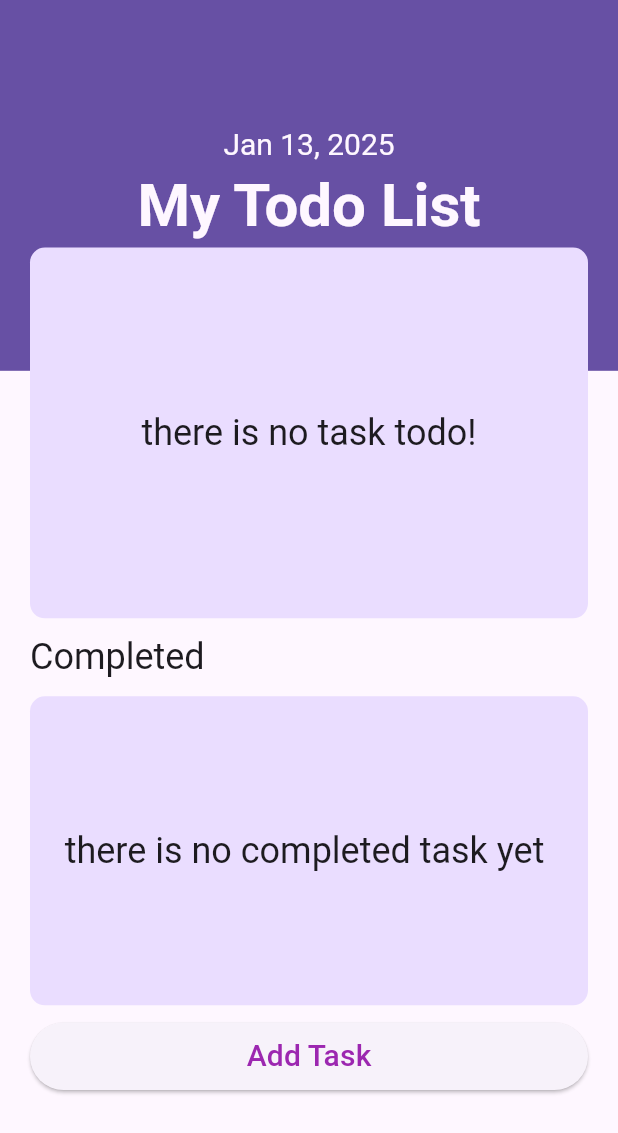
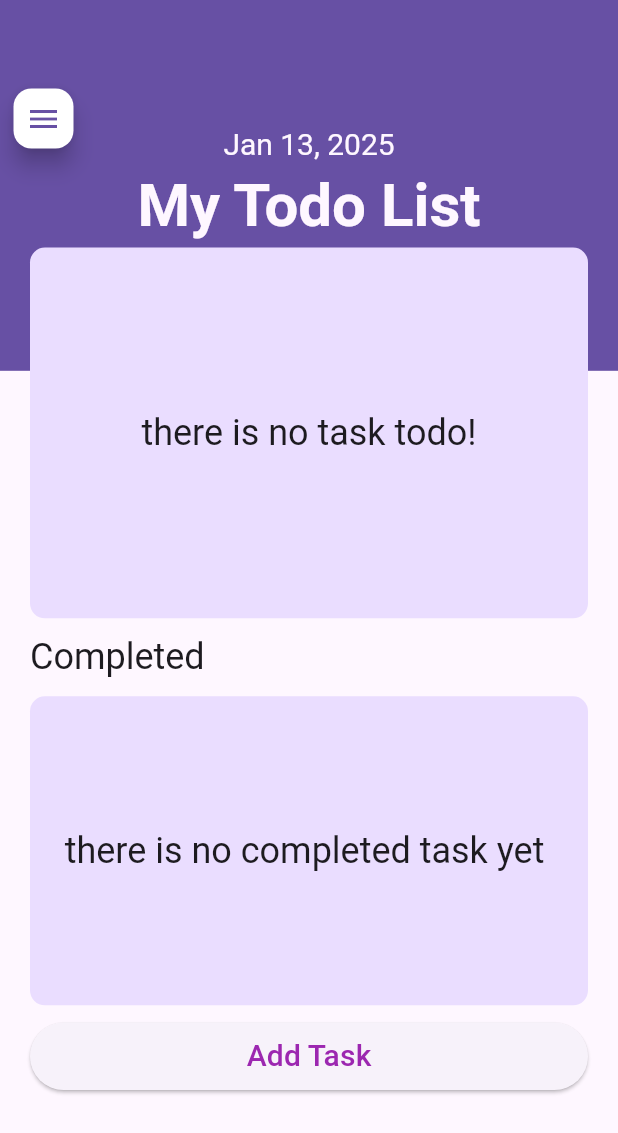
Before and after one commit to donsfak/Trackers_app, a Flutter app: the screen it shows after launch, on a phone screen of 412 x 824 dp. Shown: the top 1133 px of the screen. Run offline on Flutter 3.47's test engine with Material 3 defaults, Android fonts, the phone set to English and light mode, and no system bars; our stand-ins replace equatable, flex_color_scheme, flutter_heatmap_calendar, flutter_riverpod, font_awesome_flutter, go_router and 2 more; accounts and stored records are empty.

Commit message:
ajout btn menu

```diff
--- /dev/null
+++ b/lib/components/components.dart
@@ -0,0 +1 @@
+export "my_heatmap.dart";
--- a/lib/screens/home_screen.dart
+++ b/lib/screens/home_screen.dart
@@ -1,4 +1,4 @@
-// ignore_for_file: unused_local_variable
+// ignore_for_file: unused_local_variable, avoid_print
 
 import 'package:flutter/material.dart';
 import 'package:flutter_riverpod/flutter_riverpod.dart';
@@ -7,6 +7,7 @@ import 'package:intl/intl.dart';
 import 'package:trackers_app/config/routes/routes.dart';
 import 'package:trackers_app/data/data.dart';
 import 'package:trackers_app/providers/providers.dart';
+import 'package:trackers_app/widgets/showBottomSheet.dart';
 import 'package:trackers_app/utils/utils.dart';
 import 'package:trackers_app/widgets/widgets.dart';
 
@@ -24,6 +25,7 @@ class HomeScreen extends ConsumerWidget {
     final completedTasks = _completedTasks(taskState.tasks, ref);
     final incompletedTasks = _incompletedTasks(taskState.tasks, ref);
     final selectDate = ref.watch(dateProvider);
+
     return Scaffold(
       body: Stack(
         children: [
@@ -33,6 +35,26 @@ class HomeScreen extends ConsumerWidget {
                 height: deviceSize.height * 0.3,
                 width: deviceSize.width,
                 color: colors.primary,
+                child: Stack(
+                  children: [
+                    Positioned(
+                      top: 55,
+                      left: 05,
+                      child: FloatingActionButton(
+                        backgroundColor: Colors.white,
+                        onPressed: () {
+                          // Action du bouton flottant
+                          showCustomBottomSheet(context);
+                          print("Bouton flottant cliqué");
+                        },
+                        mini: true, // Réduit la taille du bouton
+                        child: Icon(
+                          Icons.menu, // Icône du bouton
+                          color: colors.primary,
+                        ),
+                      ),
+                    ),
+                    Center(
                       child: Column(
                         mainAxisAlignment: MainAxisAlignment.center,
                         children: [
@@ -53,6 +75,9 @@ class HomeScreen extends ConsumerWidget {
                     ),
                   ],
                 ),
+              ),
+            ],
+          ),
           Positioned(
             top: 145,
             right: 0,
@@ -67,38 +92,38 @@ class HomeScreen extends ConsumerWidget {
                     DisplayListOfTasks(
                       tasks: incompletedTasks,
                     ),
-                      SizedBox(height: 10),
+                    const SizedBox(height: 10),
                     Text(
                       'Completed',
                       style: context.textTheme.headlineSmall,
                     ),
-                      SizedBox(height: 10),
+                    const SizedBox(height: 10),
                     DisplayListOfTasks(
                       tasks: completedTasks,
                       isCompletedTasks: true,
                     ),
-                      SizedBox(height: 10),
+                    const SizedBox(height: 10),
                     ElevatedButton(
                       onPressed: () => context.push(RouteLocation.createTask),
                       child: const Padding(
                         padding: EdgeInsets.all(8.0),
                         child: Text(
                           'Add Task',
-                            style:
-                                TextStyle(fontSize: 20, color: Colors.purple),
+                          style: TextStyle(fontSize: 20, color: Colors.purple),
                         ),
                       ),
                     ),
                   ],
                 ),
               ),
-              ))
+            ),
+          ),
         ],
       ),
     );
   }
 
-//Lister toutes les tâches complétées
+  // Lister toutes les tâches complétées
   List<Task> _completedTasks(List<Task> tasks, WidgetRef ref) {
     final selectedDate = ref.watch(dateProvider);
     final List<Task> filteredTasks = [];
@@ -112,7 +137,7 @@ class HomeScreen extends ConsumerWidget {
     return filteredTasks;
   }
 
-//Lister toutes les tâches non terminées
+  // Lister toutes les tâches non terminées
   List<Task> _incompletedTasks(List<Task> tasks, WidgetRef ref) {
     final selectedDate = ref.watch(dateProvider);
     final List<Task> filteredTasks = [];
--- a/pubspec.yaml
+++ b/pubspec.yaml
@@ -44,6 +44,7 @@ dependencies:
   font_awesome_flutter: ^10.8.0
   equatable: ^2.0.7
   path: ^1.9.0
+  flutter_heatmap_calendar: ^1.0.5
 
 
 dev_dependencies:
```
Also changed, not shown: lib/components/my_heatmap.dart (added, +37 -0 lines), lib/widgets/showBottomSheet.dart (added, +39 -0 lines), pubspec.lock. Lines whose indentation alone changed are shown as unchanged.
